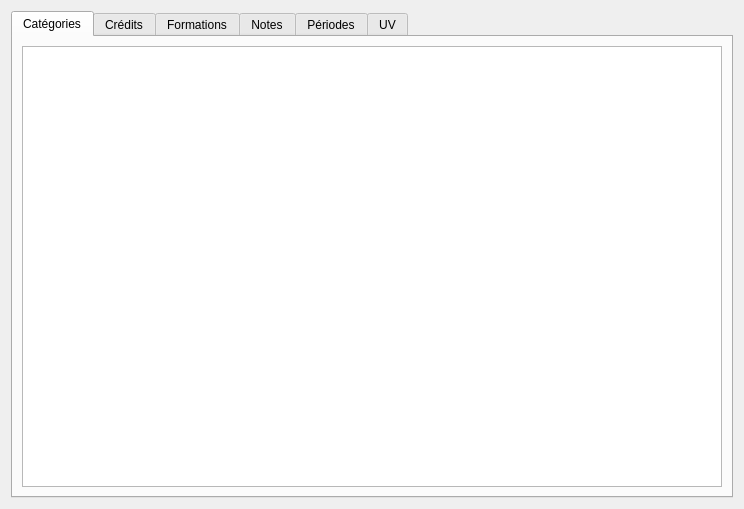
dtbinh/Projet_L021, file Projet/gui/configuration.ui: the form before one commit.
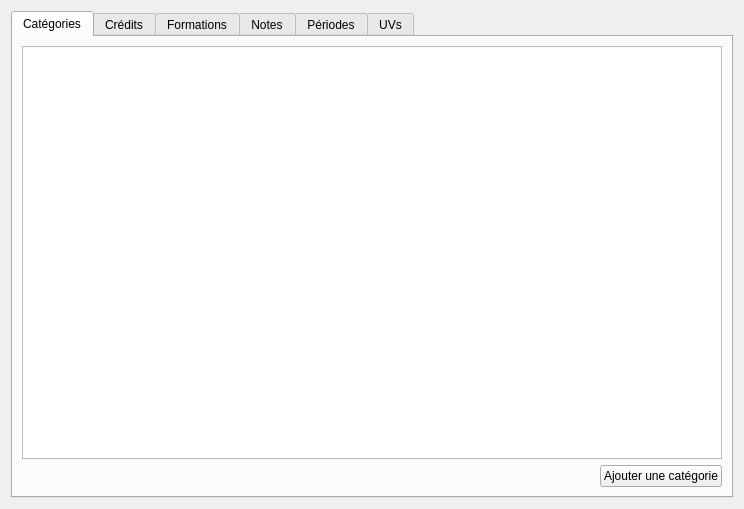
The form after the commit. The open tabs and pages were chosen to show the change.

Commit message: Boutons ajouter dans Configuration

```diff
--- a/Projet/gui/configuration.ui
+++ b/Projet/gui/configuration.ui
@@ -35,10 +35,7 @@
       <attribute name="title">
        <string>Catégories</string>
       </attribute>
-      <layout class="QHBoxLayout" name="horizontalLayout_2">
-       <property name="sizeConstraint">
-        <enum>QLayout::SetDefaultConstraint</enum>
-       </property>
+      <layout class="QVBoxLayout" name="verticalLayout">
        <item>
         <widget class="QTableView" name="categories">
          <property name="editTriggers">
@@ -64,6 +61,22 @@
          </attribute>
         </widget>
        </item>
+       <item alignment="Qt::AlignRight">
+        <widget class="QPushButton" name="pushButton">
+         <property name="text">
+          <string>Ajouter une catégorie</string>
+         </property>
+         <property name="checked">
+          <bool>false</bool>
+         </property>
+         <property name="autoDefault">
+          <bool>false</bool>
+         </property>
+         <property name="default">
+          <bool>false</bool>
+         </property>
+        </widget>
+       </item>
       </layout>
      </widget>
      <widget class="QWidget" name="tab_5">
@@ -214,7 +227,7 @@
      </widget>
      <widget class="QWidget" name="tab_2">
       <attribute name="title">
-       <string>UV</string>
+       <string>UVs</string>
       </attribute>
       <layout class="QHBoxLayout" name="horizontalLayout_7">
        <item>
```
Left out of the diff: 45 changed lines with no effect on the pictures.
